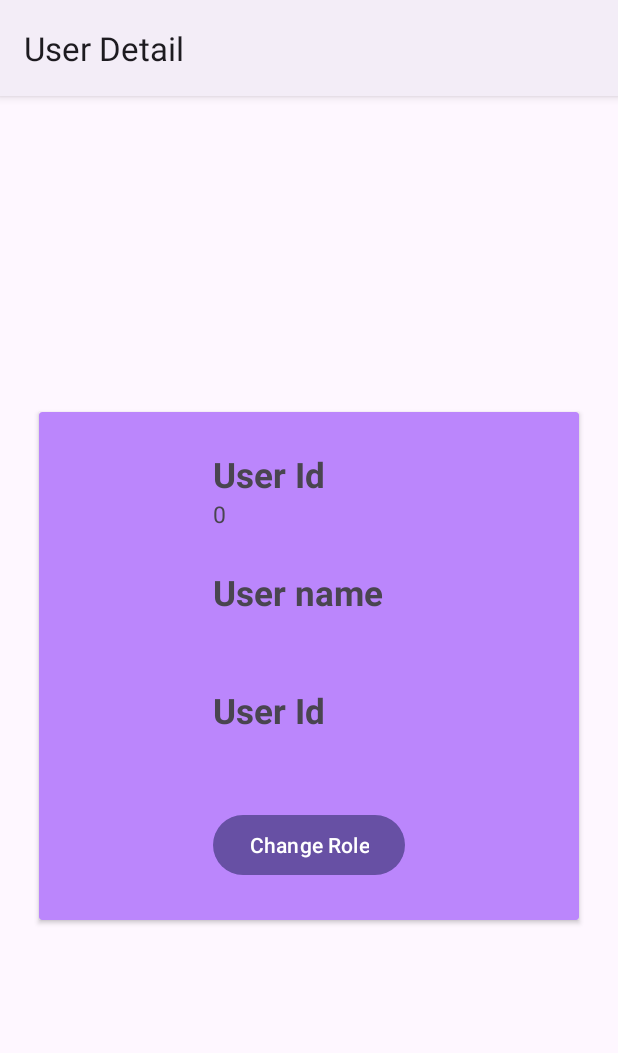
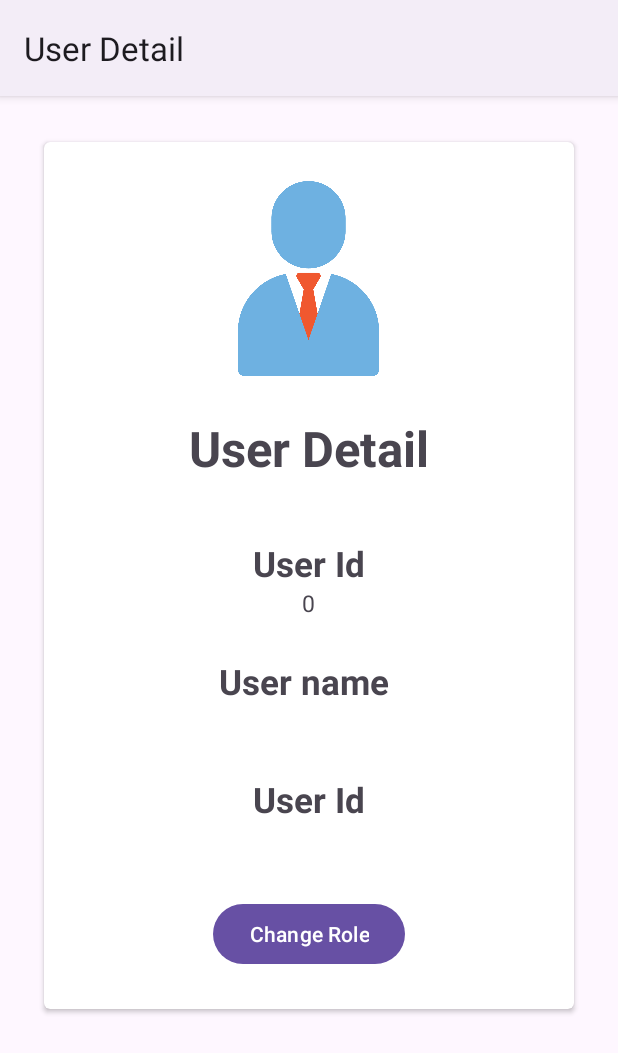
Before and after one commit to Lovepreet78/Event-Management-App, an Android app: the AdminUserDetail screen opened directly, with no data from a screen before it, on a phone screen of 412 x 824 dp. Shown: the top 1053 px of the screen. Run offline under Robolectric (Android 15) with nearby library versions, the phone set to English and light mode, and no system bars; our stand-ins replace sdp/ssp sizes.

Commit message:
Ui updated for user details for admin

```diff
--- a/app/src/main/res/layout/activity_admin_user_detail.xml
+++ b/app/src/main/res/layout/activity_admin_user_detail.xml
@@ -1,5 +1,5 @@
 <?xml version="1.0" encoding="utf-8"?>
-<LinearLayout xmlns:android="http://schemas.android.com/apk/res/android"
+<ScrollView xmlns:android="http://schemas.android.com/apk/res/android"
     xmlns:app="http://schemas.android.com/apk/res-auto"
     xmlns:tools="http://schemas.android.com/tools"
     android:layout_width="match_parent"
@@ -8,21 +8,40 @@
     android:orientation="vertical"
     tools:context=".admin.userManager.AdminUserDetail">
 
+
         <androidx.cardview.widget.CardView
             android:layout_width="match_parent"
-        android:layout_height="wrap_content"
-        android:layout_marginLeft="@dimen/_20sdp"
-        android:layout_marginRight="@dimen/_20sdp"
-        android:backgroundTint="@color/my_dark_primary"
+            android:layout_height="match_parent"
+
+            android:layout_margin="@dimen/_20sdp"
+            android:elevation="4dp"
+            app:cardCornerRadius="4dp"
+            app:cardUseCompatPadding="true"
             >
+
+
+
             <LinearLayout
+                android:layout_width="match_parent"
+                android:layout_height="match_parent"
+                android:orientation="vertical"
+                android:layout_gravity="center"
+                android:gravity="center"
+                android:padding="@dimen/_20sdp"
+                >
+                <ImageView
+                    android:layout_width="@dimen/_100sdp"
+                    android:layout_height="@dimen/_100sdp"
+                    android:src="@drawable/profile_pic"
+                    android:layout_marginBottom="@dimen/_20sdp"/>
+                <TextView
                     android:layout_width="wrap_content"
                     android:layout_height="wrap_content"
-            android:orientation="vertical"
-            android:layout_gravity="center"
-            android:padding="@dimen/_20sdp"
-            >
+                    android:textSize="@dimen/_25sdp"
+                    android:textStyle="bold"
 
+                    android:text="User Detail"
+                    android:layout_marginBottom="@dimen/_30sdp"/>
 
                 <TextView
                     android:layout_width="wrap_content"
@@ -121,4 +140,5 @@
         </androidx.cardview.widget.CardView>
 
 
-</LinearLayout>
+
+</ScrollView>
```
Lines whose indentation alone changed are shown as unchanged.
